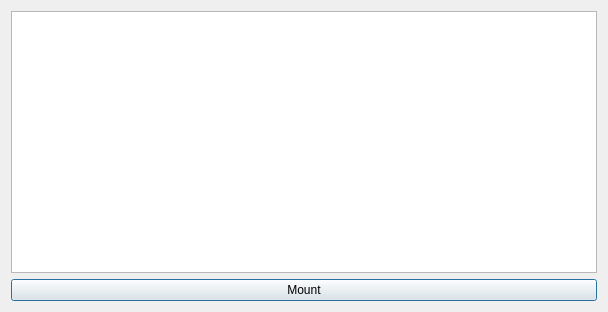
Old version of the form dlgMountESP.ui in the repository ic005k/OCAuxiliaryTools.
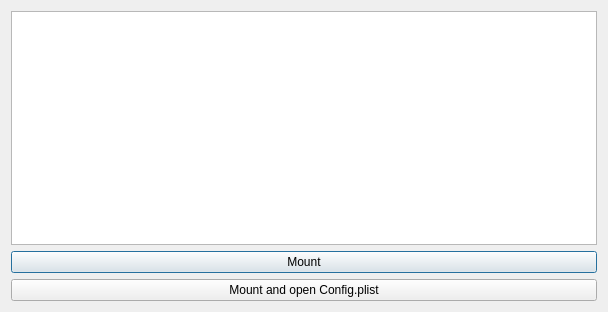
New version of the form.

```diff
--- a/dlgMountESP.ui
+++ b/dlgMountESP.ui
@@ -24,6 +24,13 @@
      </property>
     </widget>
    </item>
+   <item row="2" column="0">
+    <widget class="QPushButton" name="btnMountOpenConfig">
+     <property name="text">
+      <string>Mount and open Config.plist</string>
+     </property>
+    </widget>
+   </item>
   </layout>
  </widget>
  <resources/>
```
